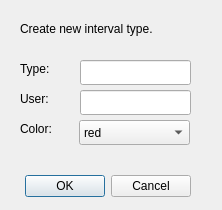
catalystneuro/ecogVIS, file ecogvis/ui/intervals_gui.ui: the form before one commit.
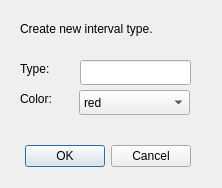
The form after the commit.

Commit message: fix #15 - included **session** - annotations and intervals created are now associated to each session

Diff of the .ui file:
```diff
--- a/ecogvis/ui/intervals_gui.ui
+++ b/ecogvis/ui/intervals_gui.ui
@@ -7,7 +7,7 @@
     <x>0</x>
     <y>0</y>
     <width>222</width>
-    <height>210</height>
+    <height>188</height>
    </rect>
   </property>
   <property name="windowTitle">
@@ -17,7 +17,7 @@
    <property name="geometry">
     <rect>
      <x>20</x>
-     <y>170</y>
+     <y>140</y>
      <width>171</width>
      <height>32</height>
     </rect>
@@ -43,7 +43,7 @@
    <property name="geometry">
     <rect>
      <x>79</x>
-     <y>120</y>
+     <y>90</y>
      <width>111</width>
      <height>25</height>
     </rect>
@@ -92,33 +92,10 @@
     </rect>
    </property>
    <property name="text">
-    <string>User:</string>
-   </property>
-  </widget>
-  <widget class="QLabel" name="label_4">
-   <property name="geometry">
-    <rect>
-     <x>20</x>
-     <y>120</y>
-     <width>45</width>
-     <height>17</height>
-    </rect>
-   </property>
-   <property name="text">
     <string>Color:</string>
    </property>
   </widget>
-  <widget class="QLineEdit" name="lineEdit_2">
-   <property name="geometry">
-    <rect>
-     <x>80</x>
-     <y>90</y>
-     <width>111</width>
-     <height>25</height>
-    </rect>
-   </property>
-  </widget>
-  <widget class="QLabel" name="label_5">
+  <widget class="QLabel" name="label_2">
    <property name="geometry">
     <rect>
      <x>20</x>
```
Left out of the diff: 2 changed lines with no effect on the pictures. The commit also changes 3 other files.
